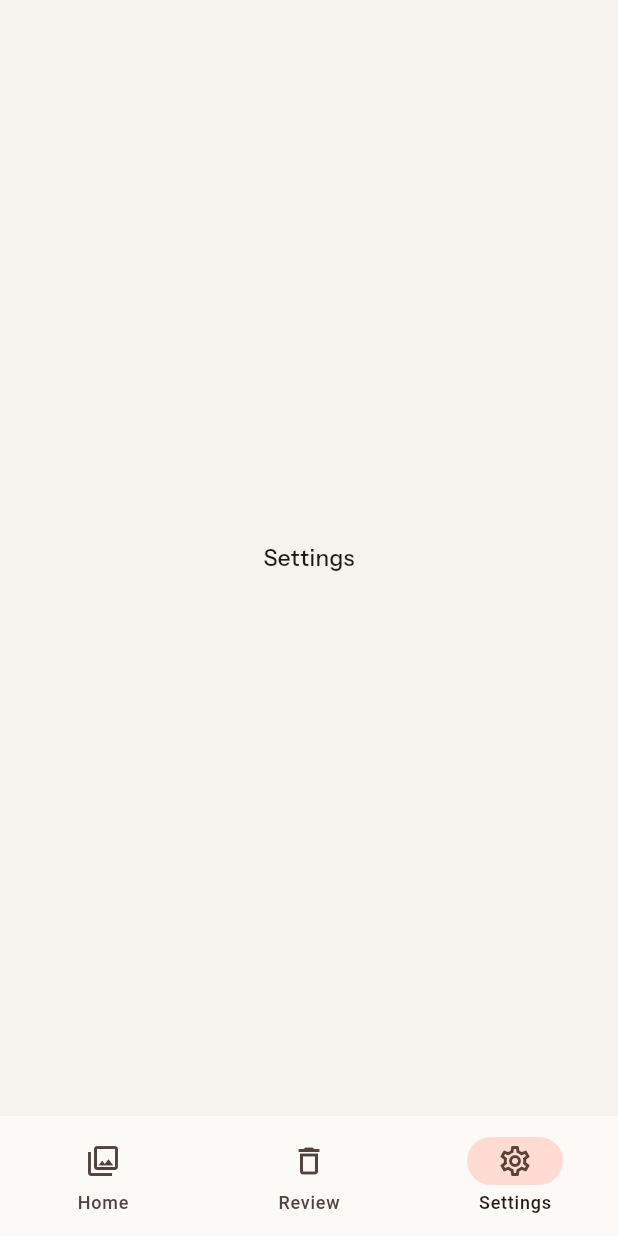
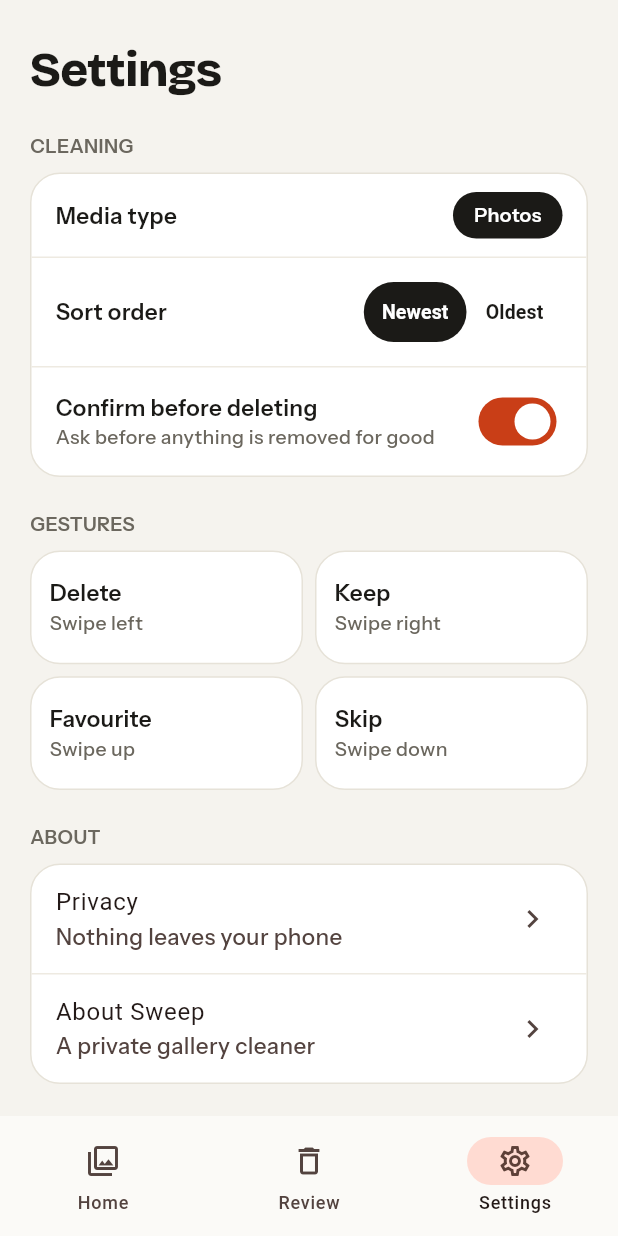
Before and after one commit to lilitha-mdlalana/sweeper, a Flutter app: the screen it shows after launch, item 3 of the bottom bar chosen, on a phone screen of 412 x 824 dp. Run offline on Flutter 3.47's test engine with Material 3 defaults, Android fonts, the phone set to English and light mode, and no system bars; our stand-ins replace flutter_riverpod, google_fonts, permission_handler, shared_preferences; missing offline and left inert: photo_manager.

Commit message:
feat: add persisted settings (sort order, confirm-before-delete) and SettingsScreen
Replaces Task 17's temporary in-memory settings stub with a fully
persisted AsyncNotifier<AppSettings> backed by shared_preferences
(sweep.sortOrder, sweep.confirmBeforeDelete), adds a SettingsScreen
matching the mockup, wires it into AppShell's Settings tab, and wires
galleryProvider's initial/paginated fetches to the persisted sort
order instead of a hardcoded SortOrder.newestFirst. Updates
ReviewScreen's confirm-before-delete read to the new async access
pattern and fixes pre-existing widget/provider tests that now
transitively depend on SharedPreferences by mocking it in setUp.

Co-Authored-By: Claude Sonnet 5 <noreply@anthropic.com>

```diff
--- a/lib/core/navigation/app_shell.dart
+++ b/lib/core/navigation/app_shell.dart
@@ -1,6 +1,7 @@
 import 'package:flutter/material.dart';
 import '../../features/gallery/presentation/home_screen.dart';
 import '../../features/deletion/presentation/review_screen.dart';
+import '../../features/settings/presentation/settings_screen.dart';
 
 class AppShell extends StatefulWidget {
   const AppShell({super.key});
@@ -19,7 +20,7 @@ class _AppShellState extends State<AppShell> {
     final pages = [
       HomeScreen(onReviewDeletions: _goToReview),
       const ReviewScreen(),
-      const Center(key: Key('settings-page'), child: Text('Settings')),
+      const SettingsScreen(),
     ];
     return Scaffold(
       body: IndexedStack(index: _index, children: pages),
--- a/lib/features/deletion/presentation/review_screen.dart
+++ b/lib/features/deletion/presentation/review_screen.dart
@@ -135,7 +135,7 @@ class ReviewScreen extends ConsumerWidget {
   }
 
   Future<void> _handleDeletePermanently(BuildContext context, WidgetRef ref, int count) async {
-    final confirmBeforeDelete = ref.read(settingsProvider).confirmBeforeDelete;
+    final confirmBeforeDelete = ref.read(settingsProvider).value?.confirmBeforeDelete ?? true;
     if (confirmBeforeDelete) {
       final confirmed = await showConfirmDeleteDialog(context, itemCount: count);
       if (confirmed != true) return;
--- a/lib/features/gallery/presentation/gallery_providers.dart
+++ b/lib/features/gallery/presentation/gallery_providers.dart
@@ -4,8 +4,8 @@ import 'package:flutter_riverpod/flutter_riverpod.dart';
 import '../data/photo_manager_repository.dart';
 import '../domain/media_repository.dart';
 import '../domain/gallery_state.dart';
-import '../domain/sort_order.dart';
 import '../domain/swipe_action.dart';
+import '../../settings/presentation/settings_providers.dart';
 
 const int kPageSize = 60;
 
@@ -22,7 +22,8 @@ class GalleryNotifier extends AsyncNotifier<GalleryState> {
   Future<GalleryState> build() async {
     ref.onDispose(_swipeEventsController.close);
     final repo = ref.read(mediaRepositoryProvider);
-    final page = await repo.getMedia(page: 0, pageSize: kPageSize, sort: SortOrder.newestFirst);
+    final settings = await ref.read(settingsProvider.future);
+    final page = await repo.getMedia(page: 0, pageSize: kPageSize, sort: settings.sortOrder);
     return GalleryState.initial().copyWith(
       queue: page.items,
       hasMorePages: page.hasMore,
@@ -54,10 +55,11 @@ class GalleryNotifier extends AsyncNotifier<GalleryState> {
     _isFetchingMore = true;
     try {
       final repo = ref.read(mediaRepositoryProvider);
+      final settings = await ref.read(settingsProvider.future);
       final page = await repo.getMedia(
         page: current.nextPage,
         pageSize: kPageSize,
-        sort: SortOrder.newestFirst,
+        sort: settings.sortOrder,
       );
       final latest = state.value;
       if (latest == null) return;
--- /dev/null
+++ b/lib/features/settings/presentation/settings_screen.dart
@@ -0,0 +1,221 @@
+import 'package:flutter/material.dart';
+import 'package:flutter_riverpod/flutter_riverpod.dart';
+import '../../../core/theme/app_colors.dart';
+import '../../../core/theme/app_text_styles.dart';
+import '../../gallery/domain/sort_order.dart';
+import 'settings_providers.dart';
+import 'privacy_screen.dart';
+
+class SettingsScreen extends ConsumerWidget {
+  const SettingsScreen({super.key});
+
+  @override
+  Widget build(BuildContext context, WidgetRef ref) {
+    final settingsAsync = ref.watch(settingsProvider);
+    final settings = settingsAsync.value;
+
+    return Scaffold(
+      key: const Key('settings-screen'),
+      backgroundColor: AppColors.background,
+      body: SafeArea(
+        child: ListView(
+          padding: const EdgeInsets.fromLTRB(20, 24, 20, 24),
+          children: [
+            Text('Settings', style: AppTextStyles.display(size: 32)),
+            const SizedBox(height: 18),
+            _SectionLabel('Cleaning'),
+            const SizedBox(height: 8),
+            _Card(children: [
+              _Row(label: 'Media type', trailing: _Badge('Photos')),
+              const Divider(height: 1, color: AppColors.rowDivider),
+              _Row(
+                label: 'Sort order',
+                trailing: settings == null
+                    ? const SizedBox.shrink()
+                    : _SortToggle(
+                        current: settings.sortOrder,
+                        onChanged: (order) =>
+                            ref.read(settingsProvider.notifier).setSortOrder(order),
+                      ),
+              ),
+              const Divider(height: 1, color: AppColors.rowDivider),
+              _Row(
+                label: 'Confirm before deleting',
+                subtitle: 'Ask before anything is removed for good',
+                trailing: Switch(
+                  value: settings?.confirmBeforeDelete ?? true,
+                  onChanged: (value) =>
+                      ref.read(settingsProvider.notifier).setConfirmBeforeDelete(value),
+                ),
+              ),
+            ]),
+            const SizedBox(height: 22),
+            _SectionLabel('Gestures'),
+            const SizedBox(height: 8),
+            GridView.count(
+              crossAxisCount: 2,
+              shrinkWrap: true,
+              physics: const NeverScrollableScrollPhysics(),
+              mainAxisSpacing: 8,
+              crossAxisSpacing: 8,
+              childAspectRatio: 2.4,
+              children: const [
+                _GestureTile(label: 'Delete', subtitle: 'Swipe left'),
+                _GestureTile(label: 'Keep', subtitle: 'Swipe right'),
+                _GestureTile(label: 'Favourite', subtitle: 'Swipe up'),
+                _GestureTile(label: 'Skip', subtitle: 'Swipe down'),
+              ],
+            ),
+            const SizedBox(height: 22),
+            _SectionLabel('About'),
+            const SizedBox(height: 8),
+            _Card(children: [
+              ListTile(
+                title: const Text('Privacy'),
+                subtitle: const Text('Nothing leaves your phone'),
+                trailing: const Icon(Icons.chevron_right),
+                onTap: () => Navigator.of(context)
+                    .push(MaterialPageRoute(builder: (_) => const PrivacyScreen())),
+              ),
+              const Divider(height: 1, color: AppColors.rowDivider),
+              const ListTile(
+                title: Text('About Sweep'),
+                subtitle: Text('A private gallery cleaner'),
+                trailing: Icon(Icons.chevron_right),
+              ),
+            ]),
+          ],
+        ),
+      ),
+    );
+  }
+}
+
+class _SectionLabel extends StatelessWidget {
+  final String text;
+  const _SectionLabel(this.text);
+  @override
+  Widget build(BuildContext context) => Text(
+        text.toUpperCase(),
+        style: AppTextStyles.body(size: 13, weight: FontWeight.w600, color: AppColors.textSecondary),
+      );
+}
+
+class _Card extends StatelessWidget {
+  final List<Widget> children;
+  const _Card({required this.children});
+  @override
+  Widget build(BuildContext context) => Container(
+        decoration: BoxDecoration(
+          color: AppColors.surface,
+          border: Border.all(color: AppColors.borderMedium),
+          borderRadius: BorderRadius.circular(20),
+        ),
+        clipBehavior: Clip.antiAlias,
+        child: Material(
+          color: Colors.transparent,
+          child: Column(children: children),
+        ),
+      );
+}
+
+class _Row extends StatelessWidget {
+  final String label;
+  final String? subtitle;
+  final Widget trailing;
+  const _Row({required this.label, this.subtitle, required this.trailing});
+  @override
+  Widget build(BuildContext context) => Padding(
+        padding: const EdgeInsets.symmetric(horizontal: 16, vertical: 12),
+        child: Row(children: [
+          Expanded(
+            child: Column(
+              crossAxisAlignment: CrossAxisAlignment.start,
+              children: [
+                Text(label, style: AppTextStyles.body(size: 15, weight: FontWeight.w600)),
+                if (subtitle != null)
+                  Text(subtitle!, style: AppTextStyles.bodySecondary(size: 13)),
+              ],
+            ),
+          ),
+          trailing,
+        ]),
+      );
+}
+
+class _Badge extends StatelessWidget {
+  final String label;
+  const _Badge(this.label);
+  @override
+  Widget build(BuildContext context) => Container(
+        padding: const EdgeInsets.symmetric(horizontal: 14, vertical: 6),
+        decoration: BoxDecoration(color: AppColors.textPrimary, borderRadius: BorderRadius.circular(16)),
+        child: Text(label, style: AppTextStyles.body(size: 13, weight: FontWeight.w600, color: Colors.white)),
+      );
+}
+
+class _SortToggle extends StatelessWidget {
+  final SortOrder current;
+  final ValueChanged<SortOrder> onChanged;
+  const _SortToggle({required this.current, required this.onChanged});
+
+  @override
+  Widget build(BuildContext context) {
+    return Row(mainAxisSize: MainAxisSize.min, children: [
+      _SortButton(
+        label: 'Newest',
+        selected: current == SortOrder.newestFirst,
+        onTap: () => onChanged(SortOrder.newestFirst),
+      ),
+      _SortButton(
+        label: 'Oldest',
+        selected: current == SortOrder.oldestFirst,
+        onTap: () => onChanged(SortOrder.oldestFirst),
+      ),
+    ]);
+  }
+}
+
+class _SortButton extends StatelessWidget {
+  final String label;
+  final bool selected;
+  final VoidCallback onTap;
+  const _SortButton({required this.label, required this.selected, required this.onTap});
+
+  @override
+  Widget build(BuildContext context) => TextButton(
+        onPressed: onTap,
+        style: TextButton.styleFrom(
+          backgroundColor: selected ? AppColors.textPrimary : Colors.transparent,
+          foregroundColor: selected ? Colors.white : AppColors.textPrimary,
+        ),
+        child: Text(label, style: const TextStyle(fontSize: 13, fontWeight: FontWeight.w600)),
+      );
+}
+
+class _GestureTile extends StatelessWidget {
+  final String label;
+  final String subtitle;
+  const _GestureTile({required this.label, required this.subtitle});
+  @override
+  Widget build(BuildContext context) => Container(
+        padding: const EdgeInsets.symmetric(horizontal: 12),
+        decoration: BoxDecoration(
+          color: AppColors.surface,
+          border: Border.all(color: AppColors.borderMedium),
+          borderRadius: BorderRadius.circular(20),
+        ),
+        child: Row(children: [
+          Expanded(
+            child: Column(
+              crossAxisAlignment: CrossAxisAlignment.start,
+              mainAxisSize: MainAxisSize.min,
+              children: [
+                Text(label, style: AppTextStyles.body(size: 15, weight: FontWeight.w600)),
+                Text(subtitle, style: AppTextStyles.bodySecondary(size: 13)),
+              ],
+            ),
+          ),
+        ]),
+      );
+}
```
Also changed, not shown: lib/features/settings/domain/app_settings.dart (added, +16 -0 lines), lib/features/settings/presentation/settings_providers.dart (+33 -12 lines), 6 other files.
